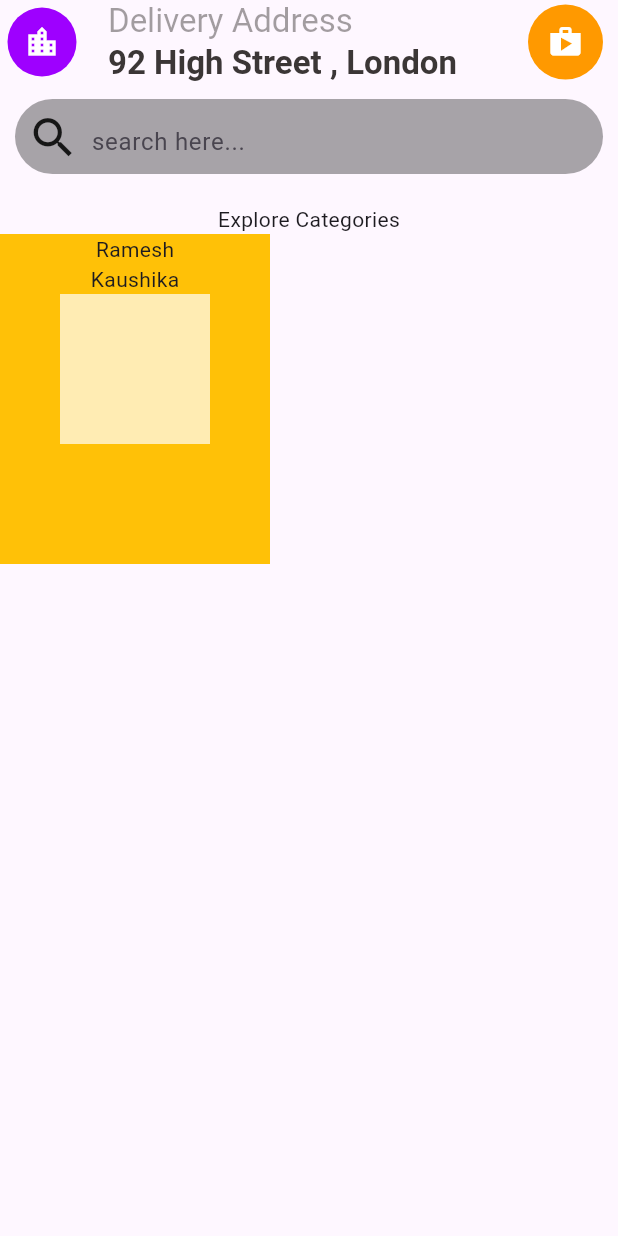
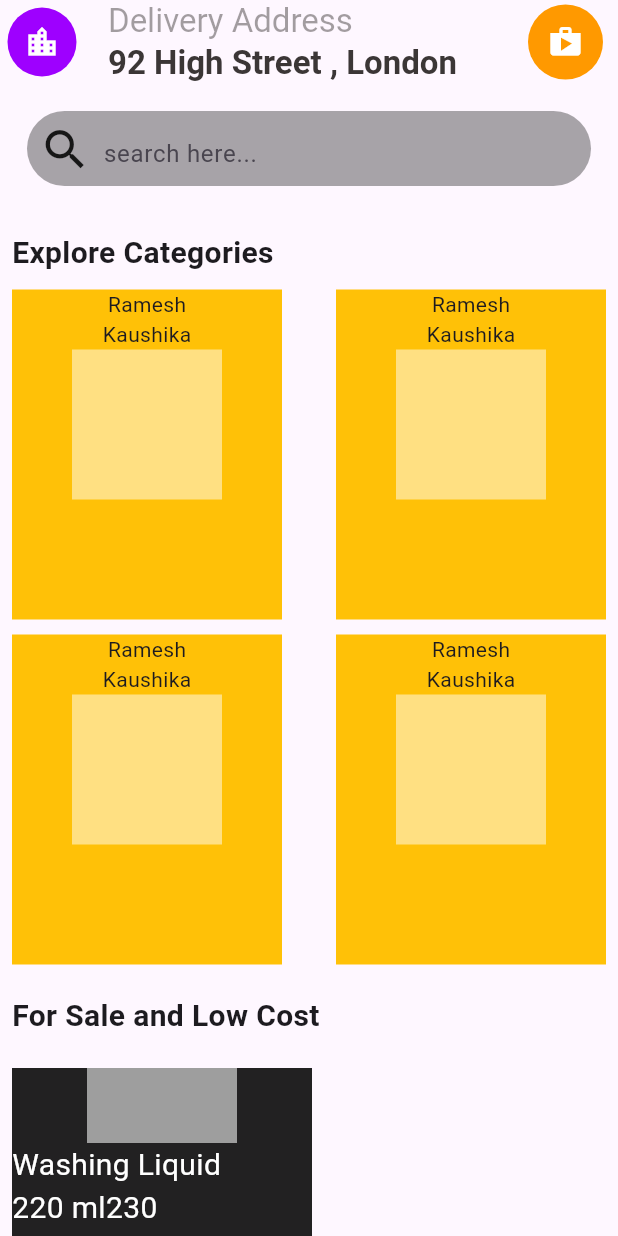
Before and after one commit to Ramesh-Kaushika/flutter_fund, a Flutter app: the screen it shows after launch, on a phone screen of 412 x 824 dp. Run offline on Flutter 3.47's test engine with Material 3 defaults, Android fonts, the phone set to English and light mode, and no system bars.

Commit message:
pending App 03 footer

```diff
--- a/lib/pages/home_page2.dart
+++ b/lib/pages/home_page2.dart
@@ -1,5 +1,6 @@
 import 'package:flutter/material.dart';
 import 'package:my_firstapp/pages/widgets/search_bar.dart';
+import 'package:my_firstapp/widgets/add_cont.dart';
 import 'package:my_firstapp/widgets/app_bar_wid.dart';
 import 'package:my_firstapp/widgets/com_cont.dart';
 
@@ -14,22 +15,82 @@ class AppBarWid extends StatelessWidget {
         title: appBarTitleWid,
         actions: appBarActions,
       ),
-      body: const SingleChildScrollView(
+      body: SingleChildScrollView(
+        child: Padding(
+          padding: const EdgeInsets.all(8.0),
           child: Column(
+            crossAxisAlignment: CrossAxisAlignment.start,
             children: [
-            SearchBarWid(),
-            SizedBox(
+              const SearchBarWid(),
+              const SizedBox(
                 height: 10,
               ),
-            Text("Explore Categories"),
+              const Padding(
+                padding: EdgeInsets.symmetric(vertical: 10),
+                child: Text("Explore Categories", style: TextStyle(
+                  fontSize: 20,
+                  fontWeight: FontWeight.w700
+                ),),
+              ),
               Row(
+                mainAxisAlignment: MainAxisAlignment.spaceBetween,
                 children: [
-                CommonContWid(title: 'Ramesh', desc: 'Kaushika', )
+                  CommonContWid(
+                    title: 'Ramesh',
+                    desc: 'Kaushika',
+                    mainCont: Colors.amber,
+                    smallCont:  Colors.amber[200]!,
+                  ),
+                  CommonContWid(
+                    title: 'Ramesh',
+                    desc: 'Kaushika',
+                    mainCont: Colors.amber,
+                    smallCont:  Colors.amber[200]!,
+                  ),
+                ],
+              ),
+              const SizedBox(
+                height: 10,
+              ),
+              Row(
+                mainAxisAlignment: MainAxisAlignment.spaceBetween,
+                children: [
+                     CommonContWid(
+                    title: 'Ramesh',
+                    desc: 'Kaushika',
+                    mainCont: Colors.amber,
+                    smallCont:  Colors.amber[200]!,
+                  ),
+                  CommonContWid(
+                    title: 'Ramesh',
+                    desc: 'Kaushika',
+                    mainCont: Colors.amber,
+                    smallCont:  Colors.amber[200]!,
+                  ),
+                ],
+              ),
+              const SizedBox(
+                height: 10,
+              ),
+                const Padding(
+                padding: EdgeInsets.symmetric(vertical: 10),
+                child: Text("For Sale and Low Cost", style: TextStyle(
+                  fontSize: 20,
+                  fontWeight: FontWeight.w700
+                ),),
+              ),
+              const SizedBox(
+                height: 10,
+              ),
+              const Row(
+                children: [
+                  AddContWid()
                 ],
               )
             ],
           ),
         ),
+      ),
     );
   }
 }
--- /dev/null
+++ b/lib/widgets/add_cont.dart
@@ -0,0 +1,43 @@
+import 'package:flutter/material.dart';
+
+class AddContWid extends StatelessWidget {
+  const AddContWid({super.key});
+
+  @override
+  Widget build(BuildContext context) {
+    return Container(
+      height: 200,
+      width: 200,
+      decoration: const BoxDecoration(color: Colors.black87),
+      child: Column(
+        crossAxisAlignment: CrossAxisAlignment.start,
+        children: [
+          Align(
+            alignment: Alignment.center, // Centers horizontally and vertically
+            child: Container(
+              height: 50,
+              width: 100,
+              decoration: const BoxDecoration(color: Colors.grey),
+            ),
+          ),
+          const Text(
+            "Washing Liquid",
+            style: TextStyle(color: Colors.white, fontSize: 20),
+          ),
+          const Row(
+            children: [
+              Text(
+                "220 ml",
+                style: TextStyle(color: Colors.white, fontSize: 20),
+              ),
+              Text(
+                "230",
+                style: TextStyle(color: Colors.white, fontSize: 20),
+              ),
+            ],
+          )
+        ],
+      ),
+    );
+  }
+}
--- a/lib/widgets/com_cont.dart
+++ b/lib/widgets/com_cont.dart
@@ -4,16 +4,18 @@ class CommonContWid extends StatelessWidget {
 
 final String title;
 final String desc;
+final Color mainCont;
+final Color smallCont;
 
 
-  const CommonContWid({super.key, required this.title, required this.desc});
+   const CommonContWid({super.key, required this.title, required this.desc, required this.mainCont, required this.smallCont});
 
   @override
   Widget build(BuildContext context) {
     return Container(
       height: 220,
       width: 180,
-      decoration: const BoxDecoration(color: Colors.amber),
+      decoration: BoxDecoration(color: mainCont ),
       child: Column(
         children: [
            Text(title),
@@ -21,7 +23,7 @@ final String desc;
           Container(
             height: 100,
             width: 100,
-            decoration: BoxDecoration(color: Colors.amber[100]),
+            decoration: BoxDecoration(color: smallCont ),
           )
         ],
       ),
```
Lines whose indentation alone changed are shown as unchanged.
